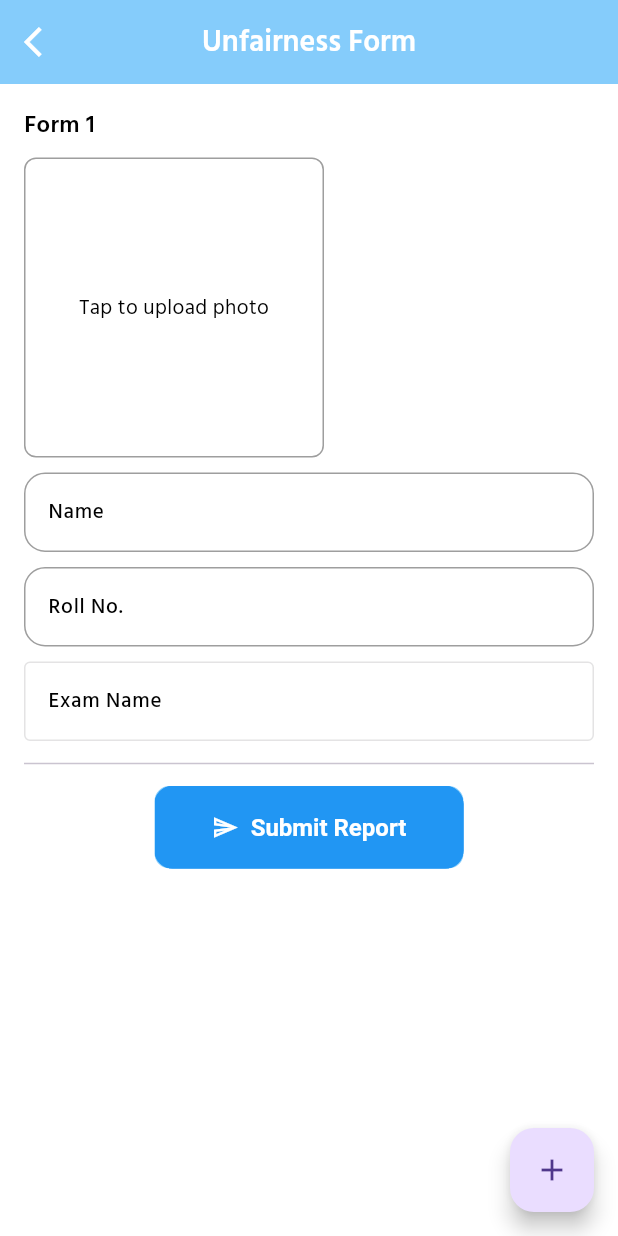
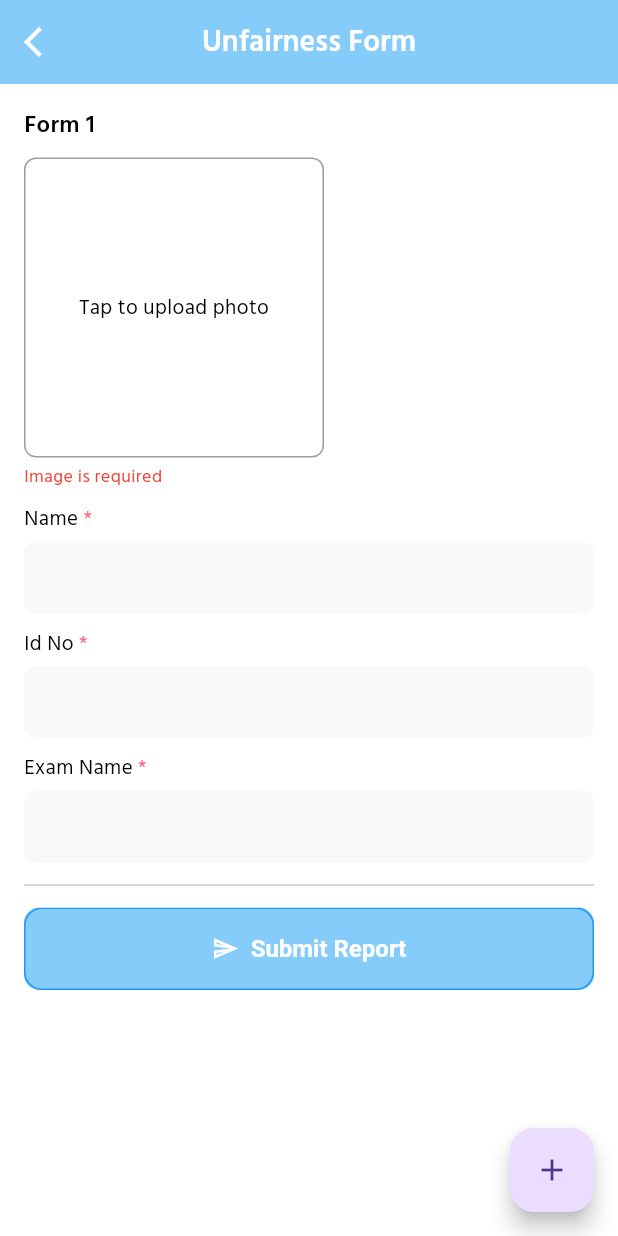
Before and after one commit to asmfahim1/inivigilator_app, a Flutter app: the ReportCheatingScreen screen opened directly, on a phone screen of 412 x 824 dp. Run offline on Flutter 3.47's test engine with Material 3 defaults, Android fonts, the phone set to English and light mode, and no system bars; our stand-ins replace camera, connectivity_plus, dio, flutter_svg, get, image_picker and 3 more; missing offline and left inert: google_mlkit_face_detection, tflite_flutter; accounts and stored records are empty; network calls fail.

Commit message:
update api endpoints and views

```diff
--- a/lib/core/utils/const_key.dart
+++ b/lib/core/utils/const_key.dart
@@ -1,5 +1,6 @@
 enum AppConstantKey {
   USER_ID,
+  EXAM_ID,
   USER_INFO,
   REGISTRATION,
   TOKEN,
@@ -41,6 +42,8 @@ extension AppConstantExtention on AppConstantKey {
     switch (this) {
       case AppConstantKey.USER_ID:
         return "USER_ID";
+      case AppConstantKey.EXAM_ID:
+        return "EXAM_ID";
       case AppConstantKey.USER_INFO:
         return "USER_INFO";
       case AppConstantKey.REGISTRATION:
--- a/lib/core/utils/db_helper.dart
+++ b/lib/core/utils/db_helper.dart
@@ -124,4 +124,8 @@ class DatabaseHelper {
   Future<List<Map<String, dynamic>>> getAllAttendedStudent() async {
     return await _db!.query(attendanceRecordTable);
   }
+
+  Future<int> clearAttendanceTable() async {
+    return await _db!.delete(attendanceRecordTable);
+  }
 }
--- a/lib/l10n/getx_localization.dart
+++ b/lib/l10n/getx_localization.dart
@@ -38,6 +38,13 @@ class Language extends Translations {
       'attendance' : 'Attended Student',
       'total' : 'Total',
       'no_internet': 'No internet connection',
+
+      //other
+      'uploading' : 'Uploading ...',
+      'submitting' : 'Submitting report...',
+      'name' : 'Name',
+      'roll' : 'Id No',
+      'exam_name' : 'Exam Name',
     },
 
     'bn_BD' : {
@@ -88,6 +95,11 @@ class Language extends Translations {
       'no_image_selected' : 'ডিভাইস থেকে কোনো ছবি নির্বাচন করা হয়নি',
       'wait_for_a_while' : 'কিছুক্ষন অপেক্ষা করুন...',
       'no_internet': 'ইন্টারনেট সংযোগ নেই',
+
+      //other
+      'name' : 'নাম',
+      'roll' : 'আইডি নং',
+      'exam_name' : 'পরীক্ষার নাম',
     },
   };
 }
--- a/lib/module/auth/login/view/widgets/login_form_section_widget.dart
+++ b/lib/module/auth/login/view/widgets/login_form_section_widget.dart
@@ -13,9 +13,7 @@ class LoginFormSectionWidget extends StatelessWidget {
   LoginFormSectionWidget({Key? key}) : super(key: key);
 
   final _formKey = GlobalKey<FormState>();
-
   final FocusNode _passwordFocus = FocusNode();
-
   final LoginController login = Get.find<LoginController>();
 
   @override
@@ -73,7 +71,6 @@ class LoginFormSectionWidget extends StatelessWidget {
                 height: Dimensions.height15 * 2,
               ),
               CommonButton(
-                height: 45,
                 width: Dimensions.screenWidth,
                 buttonColor: blueColor,
                 buttonTitle: 'login'.tr,
--- /dev/null
+++ b/lib/module/home/repo/unfairness_repo.dart
@@ -0,0 +1,23 @@
+import 'dart:io';
+
+import 'package:get/get_connect/http/src/response/response.dart';
+import 'package:invigilator_app/core/utils/app_constants.dart';
+import 'package:invigilator_app/core/utils/exports.dart';
+import 'package:shared_preferences/shared_preferences.dart';
+
+class UnfairnessRepo{
+  late final ApiClient apiClient;
+  late final SharedPreferences sharedPreferences;
+
+  UnfairnessRepo({required this.apiClient, required this.sharedPreferences});
+
+
+  Future<Response> uploadProxyStudentData(dynamic apiBody) async {
+    return await apiClient.putData(AppConstants.uploadPresentStudentData, apiBody);
+  }
+
+  Future<Map<String, dynamic>> uploadFileWithDio(File file, String fileName) async {
+    return await apiClient.uploadFile(AppConstants.fileUpload, file, fileName);
+  }
+
+}
--- a/lib/module/home/view/report_submit_screen.dart
+++ b/lib/module/home/view/report_submit_screen.dart
@@ -4,24 +4,29 @@ import 'package:invigilator_app/core/utils/colors.dart';
 import 'package:invigilator_app/core/utils/dimensions.dart';
 import 'package:invigilator_app/core/utils/styles.dart';
 import 'package:invigilator_app/core/widgets/common_appbar.dart';
+import 'package:invigilator_app/core/widgets/common_text_field_widget.dart';
 import 'package:invigilator_app/core/widgets/text_widget.dart';
 import 'package:invigilator_app/module/home/controller/unfairness_controller.dart';
 
 class ReportCheatingScreen extends StatelessWidget {
+  ReportCheatingScreen({super.key});
+
   final UnfairnessController controller = Get.put(UnfairnessController());
-
-  ReportCheatingScreen({super.key});
 
   @override
   Widget build(BuildContext context) {
     return Scaffold(
       appBar: CommonAppbar(
         showBackArrow: true,
-        title: TextWidget("Unfairness Form", style: TextStyles.title20.copyWith(color: whiteColor)),
+        title: TextWidget("Unfairness Form",
+            style: TextStyles.title20.copyWith(color: whiteColor)),
       ),
       body: Padding(
         padding: const EdgeInsets.all(16.0),
-        child: Obx(() => SingleChildScrollView(
+        child: Obx(
+          () => Form(
+            key: controller.formKey,
+            child: SingleChildScrollView(
               child: Column(
                 crossAxisAlignment: CrossAxisAlignment.start,
                 children: [
@@ -43,7 +48,8 @@ class ReportCheatingScreen extends StatelessWidget {
                         ),
                         GestureDetector(
                           onTap: () => controller.pickImage(index),
-                      child: Obx(() => Container(
+                          child: Obx(
+                            () => Container(
                               height: Dimensions.height100 * 2,
                               width: Dimensions.width200,
                               margin: const EdgeInsets.only(top: 10),
@@ -52,52 +58,88 @@ class ReportCheatingScreen extends StatelessWidget {
                                 borderRadius: BorderRadius.circular(8),
                               ),
                               child: report.imageFile.value == null
-                            ? const Center(child: Text('Tap to upload photo'))
-                            : Image.file(report.imageFile.value!, fit: BoxFit.cover),
-                      )),
+                                  ? const Center(
+                                      child: Text(
+                                        'Tap to upload photo',
+                                      ),
+                                    )
+                                  : Image.file(
+                                      report.imageFile.value!,
+                                      fit: BoxFit.cover,
+                                    ),
+                            ),
+                          ),
+                        ),
+                        if (report.imageFile.value == null)
+                          const Padding(
+                            padding: EdgeInsets.only(top: 4),
+                            child: Text(
+                              'Image is required',
+                              style: TextStyle(color: Colors.red, fontSize: 12),
+                            ),
                           ),
                         const SizedBox(height: 10),
-                    TextField(
-                      decoration: const InputDecoration(labelText: 'Name', border: OutlineInputBorder()),
-                      onChanged: (value) => report.name.value = value,
+                        CommonTextField(
+                          labelText: 'name'.tr,
+                          isRequired: true,
+                          controller: report.nameController,
+                          validator: (value) {
+                            if (value == null || value.trim().isEmpty) {
+                              return 'Name is required';
+                            }
+                            return null;
+                          },
                         ),
                         const SizedBox(height: 10),
-                    TextField(
-                      decoration: const InputDecoration(labelText: 'Roll No.', border: OutlineInputBorder()),
-                      onChanged: (value) => report.rollNo.value = value,
+                        CommonTextField(
+                          labelText: 'roll'.tr,
+                          isRequired: true,
+                          controller: report.rollNoController,
+                          validator: (value) {
+                            if (value == null || value.trim().isEmpty) {
+                              return 'Roll No. is required';
+                            }
+                            return null;
+                          },
                         ),
                         const SizedBox(height: 10),
-                    Obx(() => TextField(
-                      enabled: false,
-                      decoration: InputDecoration(
-                        labelText: 'Exam Name',
-                        border: const OutlineInputBorder(),
+                        Obx(() => CommonTextField(
+                            labelText: 'exam_name'.tr,
+                            isRequired: true,
                             hintText: report.examName.value,
                           ),
-                    )),
+                        ),
                         const Divider(height: 30, thickness: 1),
                       ],
                     );
                   }),
-
-              Center(
+                  Obx(
+                    () => Center(
                       child: Container(
-                  width: Dimensions.widthScreenHalf,
+                        width: Dimensions.screenWidth,
                         decoration: BoxDecoration(
                           color: primaryColor,
-                      borderRadius: BorderRadius.circular(10)),
+                          borderRadius: BorderRadius.circular(10),
+                        ),
                         clipBehavior: Clip.hardEdge,
                         child: ElevatedButton.icon(
                                 icon: const Icon(Icons.send_outlined),
                                 label: const Text('Submit Report'),
                                 onPressed: controller.submitReport,
+                                style: ElevatedButton.styleFrom(
+                                  backgroundColor: primaryColor,
+                                  disabledBackgroundColor: Colors.grey,
+                                ),
+                              ),
                       ),
                     ),
                   ),
                   const SizedBox(height: 60),
                 ],
               ),
-        )),
+            ),
+          ),
+        ),
       ),
       floatingActionButton: FloatingActionButton(
         onPressed: controller.addNewReport,
--- a/lib/module/home/view/widgets/attended_student_list_tile_widget.dart
+++ b/lib/module/home/view/widgets/attended_student_list_tile_widget.dart
@@ -18,16 +18,16 @@ class AttendedStudentsListTile extends StatelessWidget {
           leading: CircleAvatar(
             backgroundColor: const Color(0xff764abc),
             child: TextWidget(
-              student['id'].toString(),
+              student["id"].toString(),
               style: TextStyles.regular14.copyWith(color: whiteColor,),
             ),
           ),
           title: TextWidget(
-            'Name: ${student['name']}',
+            'Name: ${student["name"]}',
             style: TextStyles.title16,
           ),
           subtitle: TextWidget(
-            'Matching distance: ${student['distance'].toStringAsFixed(2)}',
+            "Matching distance: ${student["distance"].toStringAsFixed(2)}",
             style: TextStyles.title16,
           ),
           trailing: const Icon(Icons.check, color: greenColor,),
```
Also changed, not shown: lib/core/utils/app_constants.dart (+12 -9 lines), lib/core/utils/dependencies.dart (+6 -1 lines), lib/core/utils/dialogue_utils.dart (+13 -2 lines), lib/module/home/controller/home_controller.dart (+45 -3 lines), lib/module/home/controller/unfairness_controller.dart (+85 -15 lines), lib/module/home/repo/home_repo.dart (+12 -0 lines), lib/module/home/view/present_student_list.dart (+8 -2 lines). Lines whose indentation alone changed are shown as unchanged.
